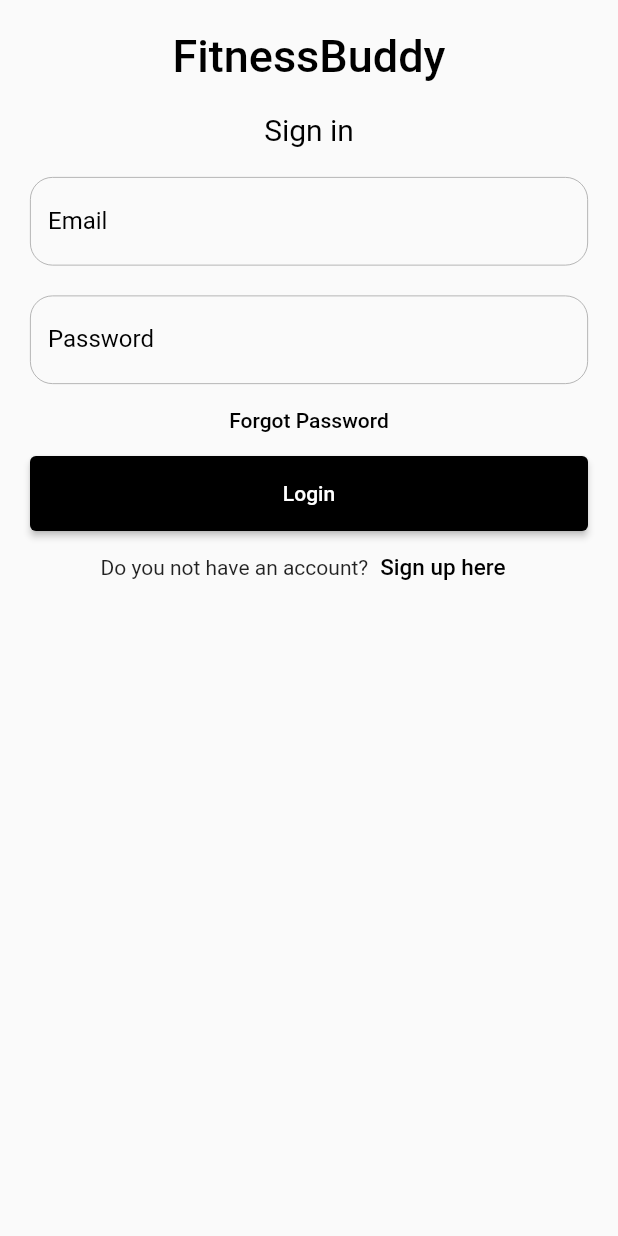
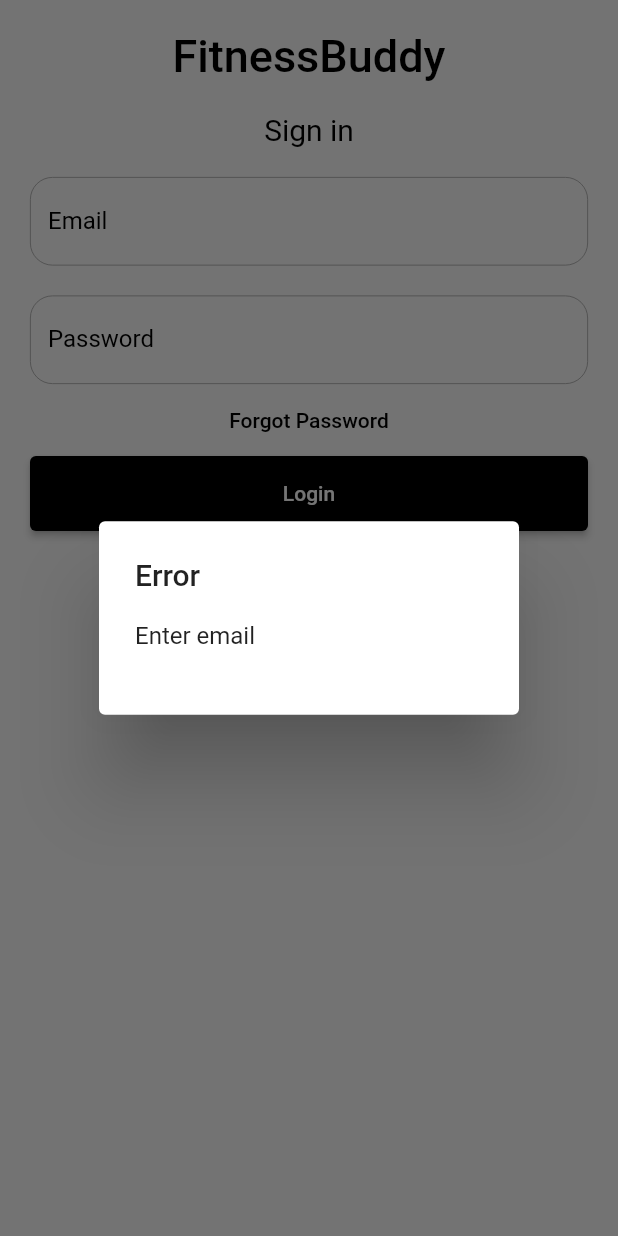
Before and after one commit to JohannesPoulsen/fitness_budy_app, a Flutter app: the screen it shows after launch, after a tap on "Forgot Password", on a phone screen of 412 x 824 dp. Run offline on Flutter 3.47's test engine with Material 2 defaults, Android fonts, the phone set to English and light mode, and no system bars; our stand-ins replace cloud_firestore, firebase_auth, firebase_core, fl_chart, font_awesome_flutter; accounts and stored records are empty.

Commit message:
Log in done

```diff
--- a/lib/ViewController/login.dart
+++ b/lib/ViewController/login.dart
@@ -1,6 +1,8 @@
+import 'package:firebase_auth/firebase_auth.dart';
 import 'package:fitness_body_app/ViewController/sign_up.dart';
 import 'package:flutter/material.dart';
 import 'package:fitness_body_app/Model/Master.dart';
+import 'errorBox.dart';
 import 'home.dart';
 import 'package:fitness_body_app/Model/User.dart';
 import 'package:fitness_body_app/ViewController/main.dart';
@@ -13,7 +15,7 @@ class Login extends StatefulWidget {
 }
 
 class _LoginState extends State<Login> {
-  TextEditingController nameController = TextEditingController();
+  TextEditingController emailController = TextEditingController();
   TextEditingController passwordController = TextEditingController();
 
   @override
@@ -51,7 +53,7 @@ class _LoginState extends State<Login> {
               Container(
                 padding: const EdgeInsets.all(10),
                 child: TextField(
-                  controller: nameController,
+                  controller: emailController,
                   focusNode: myFocusNode,
                   cursorColor: Colors.black,
                   decoration: InputDecoration(
@@ -95,8 +97,65 @@ class _LoginState extends State<Login> {
                 ),
               ),
               TextButton(
-                onPressed: () {
-                  //forgot password screen
+                onPressed: () async {
+                  // TODO: Implementer forgot password
+                  if (emailController.text == "") {
+                    showDialog(
+                        context: context,
+                        builder: (context) {
+                          return const ErrorBox(
+                              errorName: 'Enter email', errorReason: '');
+                        });
+                  } else if (passwordController.text == "") {
+                    showDialog(
+                        context: context,
+                        builder: (context) {
+                          return const ErrorBox(
+                              errorName: 'Enter password', errorReason: '');
+                        });
+                  } else {
+                    FirebaseAuth auth = FirebaseAuth.instance;
+                    try {
+                      await auth.signInWithEmailAndPassword(
+                        password: passwordController.text,
+                        email: emailController.text,
+                      );
+                      if (!mounted) return;
+                      Navigator.pushReplacement(
+                        context,
+                        MaterialPageRoute(
+                            builder: (context) => HomeScreen(
+                                  master: Master(
+                                      [],
+                                      [],
+                                      localUser(
+                                          name: auth.currentUser?.displayName ??
+                                              '',
+                                          email: auth.currentUser?.email ?? '',
+                                          id: 'placeholder',
+                                          amountOfFollowers: 0,
+                                          amountOfFollowing: 0,
+                                          amountOfPublicWorkouts: 0)),
+                                )),
+                      );
+                    } on FirebaseAuthException catch (e) {
+                      showDialog(
+                          context: context,
+                          builder: (context) {
+                            return ErrorBox(
+                                errorReason: e.message ?? '',
+                                errorName: 'User creation error');
+                          });
+                    } catch (e) {
+                      showDialog(
+                          context: context,
+                          builder: (context) {
+                            return ErrorBox(
+                                errorReason: e.toString(),
+                                errorName: 'Unexpected Error');
+                          });
+                    }
+                  }
                 },
                 style: TextButton.styleFrom(primary: Colors.black),
                 child: const Text(
--- a/lib/ViewController/sign_up.dart
+++ b/lib/ViewController/sign_up.dart
@@ -180,8 +180,6 @@ class _SignUpState extends State<SignUp> {
                                   });
 
                           if (!mounted) return;
-                          // updateProfile(user,
-                          //     displayName: usernameController.text);
                           Navigator.pushReplacement(
                             context,
                             MaterialPageRoute(
```
Also changed, not shown: pubspec.lock.
